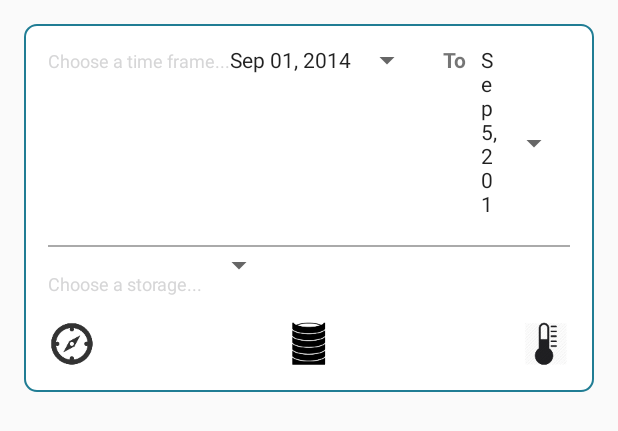
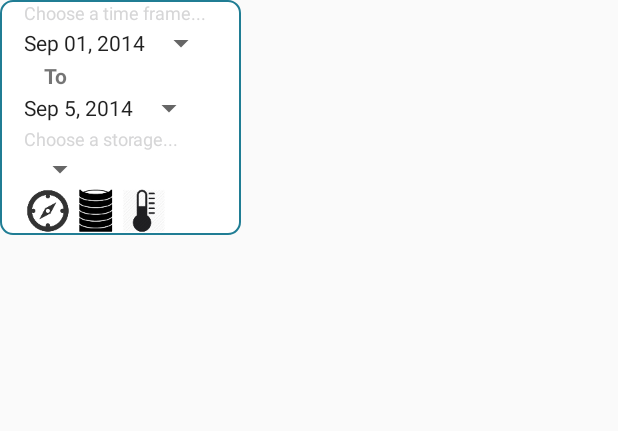
Before and after one commit to smartwatermanagement/self-healing-water-networks, an Android app: the layout fragment_reports_tabs_landscape.xml on its own in the app's theme, with its tools: preview values and no code run, on a phone screen of 412 x 824 dp. Shown: the top 431 px of the screen. Run offline under Robolectric (Android 15) with nearby library versions, the phone set to English and light mode, and no system bars.

Commit message:
Locked orientation. Designing for landscape view doesn't hold much value.

```diff
--- a/SWN/app/src/main/AndroidManifest.xml
+++ b/SWN/app/src/main/AndroidManifest.xml
@@ -19,14 +19,18 @@
         <activity
             android:name="login.LoginActivity"
             android:exported="true"
+            android:screenOrientation="portrait"
+            android:configChanges="keyboardHidden|orientation|screenSize"
             android:label="@string/title_activity_login" >
         </activity>
+
         <activity
             android:name="home.HomeActivity"
+            android:screenOrientation="portrait"
+            android:configChanges="keyboardHidden|orientation|screenSize"
             android:label="@string/title_activity_home" >
             <intent-filter>
                 <action android:name="android.intent.action.MAIN" />
-
                 <category android:name="android.intent.category.LAUNCHER" />
             </intent-filter>
         </activity>
--- a/SWN/app/src/main/java/reports/RegionReportFragment.java
+++ b/SWN/app/src/main/java/reports/RegionReportFragment.java
@@ -64,7 +64,7 @@ public class RegionReportFragment extends Fragment {
                 if (child.getChildren().size() > 0)
                     aggregationPieSelectedListener.onAggregationPieSelected(child);
                 else
-                    Toast.makeText(getActivity().getBaseContext(), "No more aggregations", Toast.LENGTH_SHORT).show();
+                    Toast.makeText(getActivity().getBaseContext(), "No more detail available", Toast.LENGTH_SHORT).show();
             }
 
             @Override
--- a/SWN/app/src/main/java/reports/ReportsFragment.java
+++ b/SWN/app/src/main/java/reports/ReportsFragment.java
@@ -3,7 +3,6 @@ package reports;
 import android.app.DatePickerDialog;
 import android.app.Dialog;
 import android.content.Intent;
-import android.content.res.Configuration;
 import android.net.Uri;
 import android.os.Bundle;
 import android.support.annotation.NonNull;
@@ -39,12 +38,7 @@ public class ReportsFragment extends Fragment {
     public View onCreateView(LayoutInflater inflater, ViewGroup container,
                              Bundle savedInstanceState) {
         super.onCreate(savedInstanceState);
-
-        int orientation =  getResources().getConfiguration().orientation;
-        if (orientation == Configuration.ORIENTATION_PORTRAIT)
-            rootView = inflater.inflate(R.layout.fragment_reports_tabs, container, false);
-        else
-            rootView = inflater.inflate(R.layout.fragment_reports_tabs_landscape, container,false);
+        rootView = inflater.inflate(R.layout.fragment_reports_tabs, container, false);
 
         FragmentTabHost tabHost = (FragmentTabHost) rootView.findViewById(R.id.tabHost);
         tabHost.setup(getActivity(), getChildFragmentManager(), R.id.realtabcontent);
@@ -118,7 +112,6 @@ public class ReportsFragment extends Fragment {
             }
         });
         return tabHost;
-
     }
 
     private Bundle getDummyDataForAggregationReports() {
--- a/SWN/app/src/main/res/layout/fragment_report_region_piechart.xml
+++ b/SWN/app/src/main/res/layout/fragment_report_region_piechart.xml
@@ -1,18 +1,18 @@
 <FrameLayout xmlns:android="http://schemas.android.com/apk/res/android"
     android:layout_width="match_parent"
     android:layout_height="wrap_content"
-    android:paddingTop="@dimen/activity_horizontal_margin"
+
     android:id="@+id/regionreport">
 
     <LinearLayout
         android:layout_width="match_parent"
         android:layout_height="match_parent"
         android:background="@drawable/round_rect_shape"
-        android:orientation="vertical"
-        android:paddingBottom="@dimen/activity_vertical_margin"
+        android:orientation="horizontal"
+
         android:paddingLeft="@dimen/activity_horizontal_margin"
         android:paddingRight="@dimen/activity_horizontal_margin"
-        android:paddingTop="@dimen/activity_horizontal_margin">
+        >
 
         <lecho.lib.hellocharts.view.PieChartView
             android:id="@+id/piechart"
--- a/SWN/app/src/main/res/layout/fragment_reports_tabs_landscape.xml
+++ b/SWN/app/src/main/res/layout/fragment_reports_tabs_landscape.xml
@@ -4,30 +4,34 @@
     android:layout_height="match_parent"
     android:layout_alignParentTop="true"
     android:layout_centerHorizontal="true"
-    android:paddingLeft="@dimen/activity_horizontal_margin"
-    android:paddingRight="@dimen/activity_horizontal_margin">
+    >
 
     <LinearLayout
         android:layout_width="wrap_content"
         android:layout_height="fill_parent"
-        android:orientation="horizontal">
+        android:orientation="vertical">
 
+        <!-- The tabs - Region | Time-->
         <TabWidget
             android:id="@android:id/tabs"
             android:layout_width="fill_parent"
-            android:layout_height="wrap_content"
-            />
+            android:layout_height="wrap_content" />
 
-        <!-- Storage details -->
+        <!-- The tab content in horizontal orientation -->
+        <LinearLayout
+            android:layout_width="wrap_content"
+            android:layout_height="match_parent"
+            android:orientation="horizontal">
+
+            <!-- Filters and other details -->
             <FrameLayout
-            android:layout_width="match_parent"
-            android:layout_height="wrap_content"
-            android:paddingTop="@dimen/activity_horizontal_margin">
+                android:layout_width="wrap_content"
+                android:layout_height="wrap_content">
 
                 <LinearLayout
-                android:layout_width="match_parent"
+                    android:layout_width="wrap_content"
                     android:layout_height="wrap_content"
-                android:layout_gravity="center"
+
                     android:background="@drawable/round_rect_shape"
                     android:orientation="vertical"
                     android:paddingLeft="@dimen/activity_horizontal_margin"
@@ -35,16 +39,14 @@
 
                     <!-- Date filter -->
                     <LinearLayout
-                    android:layout_width="match_parent"
+                        android:layout_width="wrap_content"
                         android:layout_height="wrap_content"
-                    android:layout_gravity="start"
-                    android:orientation="horizontal"
-                    android:paddingBottom="@dimen/activity_horizontal_margin">
+                        android:orientation="vertical"
+                        >
 
                         <TextView
                             android:layout_width="wrap_content"
                             android:layout_height="wrap_content"
-                        android:paddingTop="@dimen/activity_horizontal_margin"
                             android:text="Choose a time frame..."
                             android:textColor="@color/wallet_hint_foreground_holo_light"
                             android:textSize="12sp" />
@@ -60,8 +62,8 @@
                             android:layout_width="wrap_content"
                             android:layout_height="wrap_content"
                             android:text="    To   "
-                        android:textStyle="bold"
-                        android:textSize="14sp"/>
+                            android:textSize="14sp"
+                            android:textStyle="bold" />
 
                         <TextView
                             android:id="@+id/to"
@@ -72,22 +74,17 @@
 
                     </LinearLayout>
 
-                <!-- Seperator -->
-                <View
-                    android:layout_width="match_parent"
-                    android:layout_height="1dp"
-                    android:background="@android:color/darker_gray" />
 
                     <!-- Storage Filter -->
                     <LinearLayout
-                    android:layout_width="match_parent"
+                        android:layout_width="wrap_content"
                         android:layout_height="wrap_content"
-                    android:orientation="horizontal">
+                        android:orientation="vertical">
 
                         <TextView
                             android:layout_width="wrap_content"
                             android:layout_height="wrap_content"
-                        android:paddingTop="@dimen/activity_horizontal_margin"
+
                             android:text="Choose a storage..."
                             android:textColor="@color/wallet_hint_foreground_holo_light"
                             android:textSize="12sp" />
@@ -99,42 +96,41 @@
 
                     </LinearLayout>
 
-                <!-- Storage location, health, etc -->
-                <RelativeLayout
-                    android:layout_width="match_parent"
+                    <LinearLayout
+                        android:layout_width="wrap_content"
                         android:layout_height="wrap_content"
                         android:orientation="horizontal"
-                    android:paddingBottom="@dimen/activity_horizontal_margin"
-                    android:paddingTop="@dimen/activity_horizontal_margin">
+                        >
 
                         <ImageView
                             android:id="@+id/location_details"
                             android:layout_width="32dp"
                             android:layout_height="32dp"
                             android:layout_alignParentLeft="true"
-                        android:src="@drawable/compass"
-                        />
+                            android:src="@drawable/compass" />
+
                         <ImageView
                             android:id="@+id/storage_details"
                             android:layout_width="32dp"
                             android:layout_height="32dp"
                             android:layout_centerInParent="true"
-                        android:src="@drawable/tank"
-                        />
+                            android:src="@drawable/tank" />
+
                         <ImageView
                             android:id="@+id/water_quality_details"
                             android:layout_width="32dp"
                             android:layout_height="32dp"
                             android:layout_alignParentRight="true"
-                        android:src="@drawable/quality"
-                        />
+                            android:src="@drawable/quality" />
 
-                </RelativeLayout>
+
+                    </LinearLayout>
 
                 </LinearLayout>
 
             </FrameLayout>
 
+            <!-- The chart -->
             <FrameLayout
                 android:id="@android:id/tabcontent"
                 android:layout_width="0dp"
@@ -143,10 +139,11 @@
 
             <FrameLayout
                 android:id="@+id/realtabcontent"
-            android:layout_width="match_parent"
-            android:layout_height="0dp"
+                android:layout_width="wrap_content"
+                android:layout_height="match_parent"
                 android:layout_weight="1" />
 
         </LinearLayout>
+    </LinearLayout>
 
 </android.support.v4.app.FragmentTabHost>
```
Lines whose indentation alone changed are shown as unchanged.
